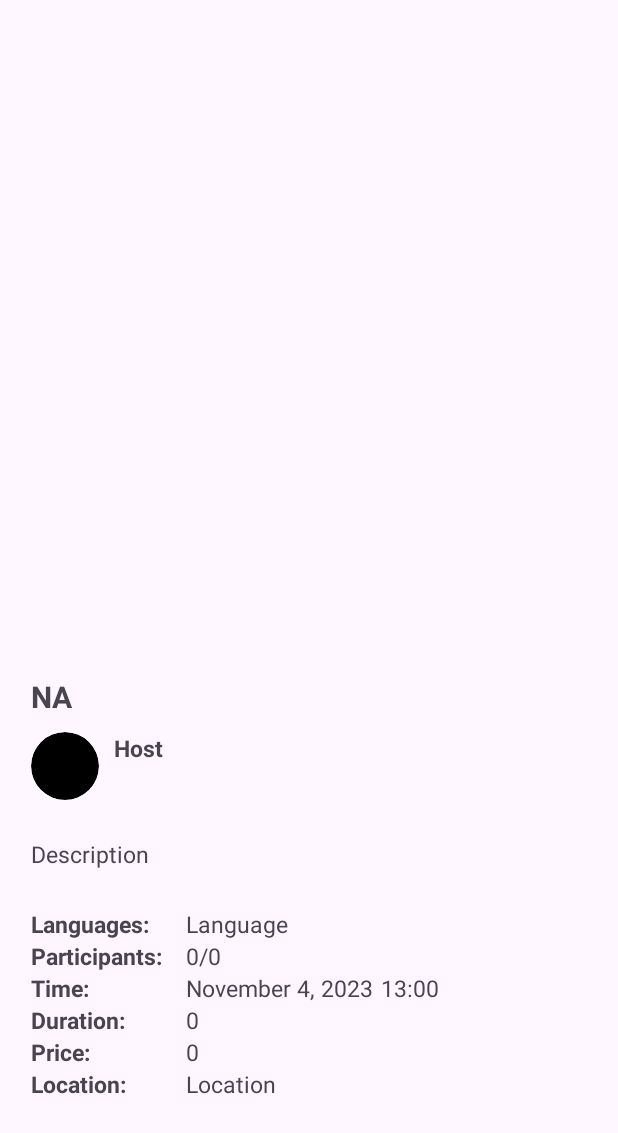
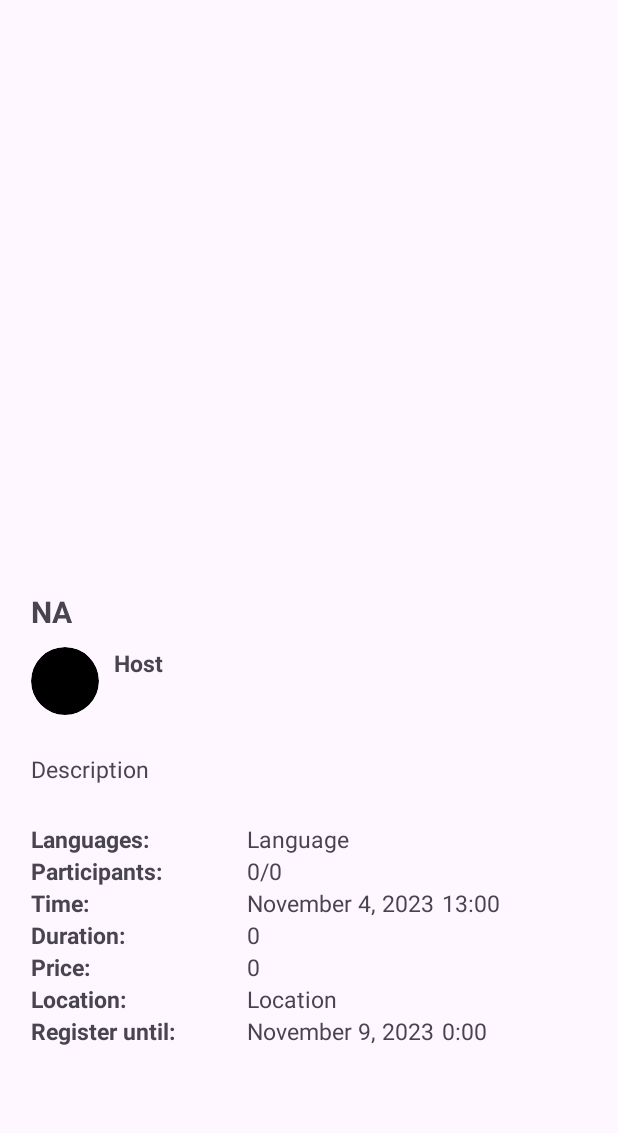
Before and after one commit to snuhcs-course/swpp-2023-project-team-19, an Android app: the EventInfo screen opened directly, with no data from a screen before it, on a phone screen of 412 x 824 dp. Shown: the top 1133 px of the screen. Run offline under Robolectric (Android 15) with nearby library versions, the phone set to English and light mode, and no system bars; our stand-ins replace Picasso; pictures from the network do not load; 1 statement that could not run was skipped.

Commit message:
feat: optimize front-end for the landing page & unclickable register and withdrawal buttons in EventInfo.java

```diff
--- a/frontend/app/src/main/res/layout/activity_event_info.xml
+++ b/frontend/app/src/main/res/layout/activity_event_info.xml
@@ -18,8 +18,8 @@
         android:layout_width="match_parent"
         android:layout_height="0dp"
         android:layout_marginBottom="10dp"
-        app:layout_constraintHeight_percent="0.8"
-        app:layout_constraintTop_toTopOf="@id/horizontalGuideline">
+        app:layout_constraintHeight_percent="0.9"
+        app:layout_constraintTop_toTopOf="parent">
 
         <androidx.constraintlayout.widget.ConstraintLayout
             android:layout_width="match_parent"
@@ -113,7 +113,7 @@
                 app:layout_constraintHorizontal_chainStyle="packed"
                 app:layout_constraintLeft_toRightOf="@id/verticalGuideline"
                 app:layout_constraintTop_toBottomOf="@id/event_description"
-                app:layout_constraintWidth_percent="0.25" />
+                app:layout_constraintWidth_percent="0.35" />
 
             <TextView
                 android:id="@+id/languages"
@@ -125,7 +125,7 @@
                 app:layout_constraintHorizontal_chainStyle="packed"
                 app:layout_constraintLeft_toRightOf="@id/language_title"
                 app:layout_constraintTop_toBottomOf="@id/event_description"
-                app:layout_constraintWidth_percent="0.65" />
+                app:layout_constraintWidth_percent="0.55" />
 
             <!--            Participants -->
             <TextView
@@ -137,7 +137,7 @@
                 app:layout_constraintHorizontal_chainStyle="packed"
                 app:layout_constraintLeft_toRightOf="@id/verticalGuideline"
                 app:layout_constraintTop_toBottomOf="@id/languages"
-                app:layout_constraintWidth_percent="0.25" />
+                app:layout_constraintWidth_percent="0.35" />
 
             <TextView
                 android:id="@+id/num_reg_participants"
@@ -179,7 +179,7 @@
                 app:layout_constraintHorizontal_chainStyle="packed"
                 app:layout_constraintLeft_toRightOf="@id/verticalGuideline"
                 app:layout_constraintTop_toBottomOf="@id/num_participants_title"
-                app:layout_constraintWidth_percent="0.25" />
+                app:layout_constraintWidth_percent="0.35" />
 
             <TextView
                 android:id="@+id/event_date"
@@ -212,7 +212,7 @@
                 app:layout_constraintHorizontal_chainStyle="packed"
                 app:layout_constraintLeft_toRightOf="@id/verticalGuideline"
                 app:layout_constraintTop_toBottomOf="@id/event_time_title"
-                app:layout_constraintWidth_percent="0.25" />
+                app:layout_constraintWidth_percent="0.35" />
 
             <TextView
                 android:id="@+id/event_duration"
@@ -235,7 +235,7 @@
                 app:layout_constraintLeft_toRightOf="@id/verticalGuideline"
                 app:layout_constraintRight_toLeftOf="@id/event_price"
                 app:layout_constraintTop_toBottomOf="@id/event_duration"
-                app:layout_constraintWidth_percent="0.25" />
+                app:layout_constraintWidth_percent="0.35" />
 
             <TextView
                 android:id="@+id/event_price"
@@ -258,7 +258,7 @@
                 app:layout_constraintLeft_toRightOf="@id/verticalGuideline"
                 app:layout_constraintRight_toLeftOf="@id/event_location"
                 app:layout_constraintTop_toBottomOf="@id/event_price"
-                app:layout_constraintWidth_percent="0.25" />
+                app:layout_constraintWidth_percent="0.35" />
 
             <TextView
                 android:id="@+id/event_location"
@@ -269,6 +269,40 @@
                 app:layout_constraintHorizontal_chainStyle="packed"
                 app:layout_constraintLeft_toRightOf="@id/location_title"
                 app:layout_constraintTop_toBottomOf="@id/event_price" />
+
+            <!--    Registration Deadline -->
+            <TextView
+                android:id="@+id/registration_text"
+                style="@style/HeadingTextField"
+                android:layout_width="0dp"
+                android:layout_height="wrap_content"
+                android:text="Register until:"
+                app:layout_constraintHorizontal_chainStyle="packed"
+                app:layout_constraintLeft_toRightOf="@id/verticalGuideline"
+                app:layout_constraintRight_toLeftOf="@id/event_location"
+                app:layout_constraintTop_toBottomOf="@id/event_location"
+                app:layout_constraintWidth_percent="0.35" />
+
+            <TextView
+                android:id="@+id/registration_date"
+                style="@style/TextField"
+                android:layout_width="wrap_content"
+                android:layout_height="match_parent"
+                android:text="November 9, 2023"
+                app:layout_constraintHorizontal_chainStyle="packed"
+                app:layout_constraintLeft_toRightOf="@id/registration_text"
+                app:layout_constraintTop_toBottomOf="@id/event_location" />
+
+            <TextView
+                android:id="@+id/registration_time"
+                style="@style/TextField"
+                android:layout_width="wrap_content"
+                android:layout_height="match_parent"
+                android:text="0:00"
+                app:layout_constraintHorizontal_chainStyle="packed"
+                android:layout_marginStart="5dp"
+                app:layout_constraintLeft_toRightOf="@id/registration_date"
+                app:layout_constraintTop_toBottomOf="@id/event_location" />
 
 
         </androidx.constraintlayout.widget.ConstraintLayout>
@@ -287,6 +321,8 @@
         app:layout_constraintLeft_toLeftOf="parent"
         app:layout_constraintRight_toRightOf="parent"
         app:layout_constraintTop_toBottomOf="@id/content"
+        app:layout_constraintBottom_toBottomOf="parent"
+        android:layout_marginVertical="20dp"
         app:layout_constraintWidth_percent="0.75" />
 
     <androidx.appcompat.widget.AppCompatButton
@@ -300,6 +336,8 @@
         app:layout_constraintRight_toLeftOf="@id/cancel_button"
         app:layout_constraintRight_toRightOf="parent"
         app:layout_constraintTop_toBottomOf="@id/content"
+        app:layout_constraintBottom_toBottomOf="parent"
+        android:layout_marginVertical="20dp"
         app:layout_constraintWidth_percent="0.4" />
 
     <androidx.appcompat.widget.AppCompatButton
@@ -313,6 +351,8 @@
         app:layout_constraintRight_toLeftOf="@id/cancel_button"
         app:layout_constraintRight_toRightOf="parent"
         app:layout_constraintTop_toBottomOf="@id/content"
+        app:layout_constraintBottom_toBottomOf="parent"
+        android:layout_marginVertical="20dp"
         app:layout_constraintWidth_percent="0.4" />
 
     <androidx.appcompat.widget.AppCompatButton
@@ -327,6 +367,8 @@
         app:layout_constraintLeft_toRightOf="@id/result_awaiting_button"
         app:layout_constraintRight_toRightOf="parent"
         app:layout_constraintTop_toBottomOf="@id/content"
+        app:layout_constraintBottom_toBottomOf="parent"
+        android:layout_marginVertical="20dp"
         app:layout_constraintWidth_percent="0.4" />
 
     <androidx.appcompat.widget.AppCompatButton
@@ -342,6 +384,8 @@
         app:layout_constraintLeft_toLeftOf="parent"
         app:layout_constraintRight_toLeftOf="@id/delete_button"
         app:layout_constraintTop_toBottomOf="@id/content"
+        app:layout_constraintBottom_toBottomOf="parent"
+        android:layout_marginVertical="20dp"
         app:layout_constraintWidth_percent="0.4" />
 
     <androidx.appcompat.widget.AppCompatButton
@@ -357,6 +401,8 @@
         app:layout_constraintLeft_toRightOf="@id/view_applicants_button"
         app:layout_constraintRight_toRightOf="parent"
         app:layout_constraintTop_toBottomOf="@id/content"
+        app:layout_constraintBottom_toBottomOf="parent"
+        android:layout_marginVertical="20dp"
         app:layout_constraintWidth_percent="0.4" />
 
 
--- a/frontend/app/src/main/res/layout/activity_main.xml
+++ b/frontend/app/src/main/res/layout/activity_main.xml
@@ -44,7 +44,7 @@
         style="@style/NegativeButton"
         android:id="@+id/signupButton"
         android:layout_width="0dp"
-        app:layout_constraintWidth_percent="0.4"
+        app:layout_constraintWidth_percent="0.43"
         android:layout_height="wrap_content"
         android:text="Register"
         app:layout_constraintHorizontal_chainStyle="spread_inside"
@@ -58,7 +58,7 @@
         style="@style/PositiveButton"
         android:id="@+id/loginButton"
         android:layout_width="0dp"
-        app:layout_constraintWidth_percent="0.4"
+        app:layout_constraintWidth_percent="0.43"
         android:layout_height="wrap_content"
         app:layout_constraintHorizontal_chainStyle="spread_inside"
         android:text="Log In"
```
Also changed, not shown: frontend/app/src/main/java/com/example/gathernow/EventInfo.java (+43 -5 lines).
